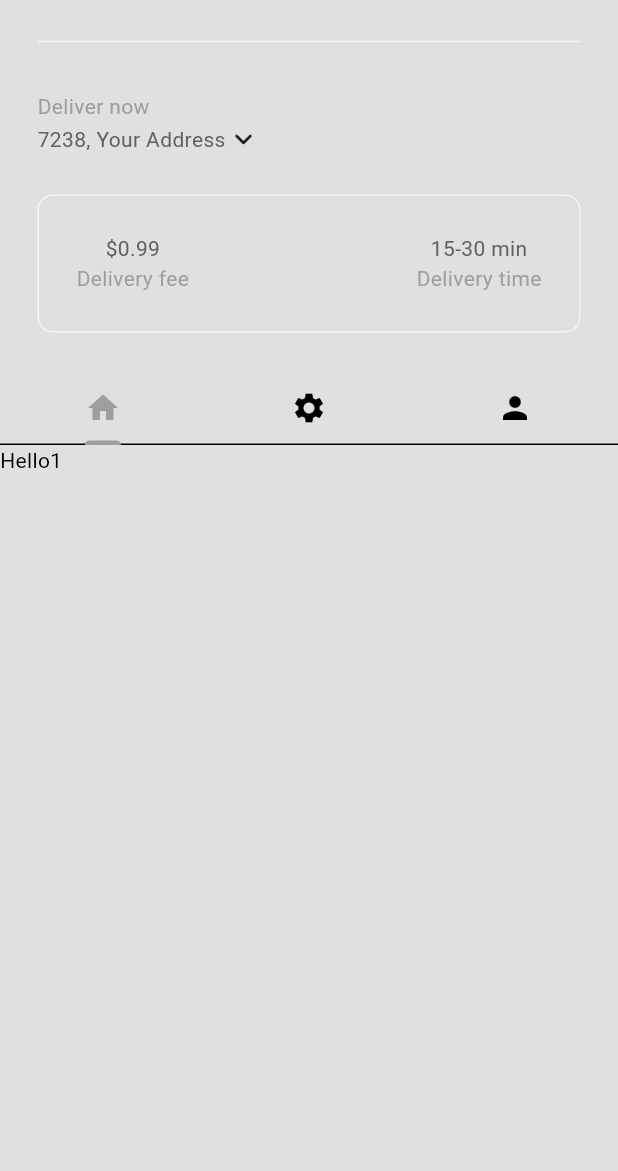
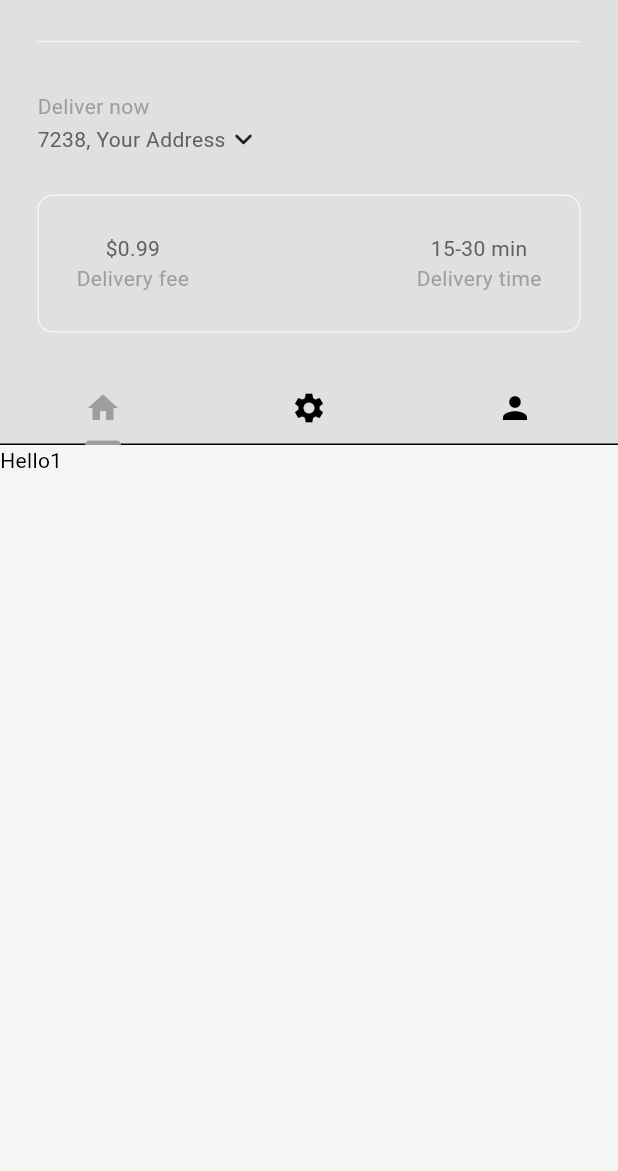
Before and after one commit to muhammed-suhaid/Dine_Direct, a Flutter app: the HomePage screen opened directly, on a phone screen of 412 x 824 dp, the part 65-1236 px from its top. Run offline on Flutter 3.47's test engine with Material 3 defaults, Android fonts, the phone set to English and light mode, and no system bars; our stand-ins replace flutter_riverpod.

Commit message:
working clean

```diff
--- a/lib/pages/home_page.dart
+++ b/lib/pages/home_page.dart
@@ -26,7 +26,7 @@ class _HomePageState extends State<HomePage>
   @override
   Widget build(BuildContext context) {
     return Scaffold(
-      backgroundColor: Theme.of(context).colorScheme.background,
+      backgroundColor: Theme.of(context).colorScheme.secondary,
       drawer: const MyDrawer(),
       body: NestedScrollView(
         headerSliverBuilder: (context, innerBoxIsScrolled) => [
```
